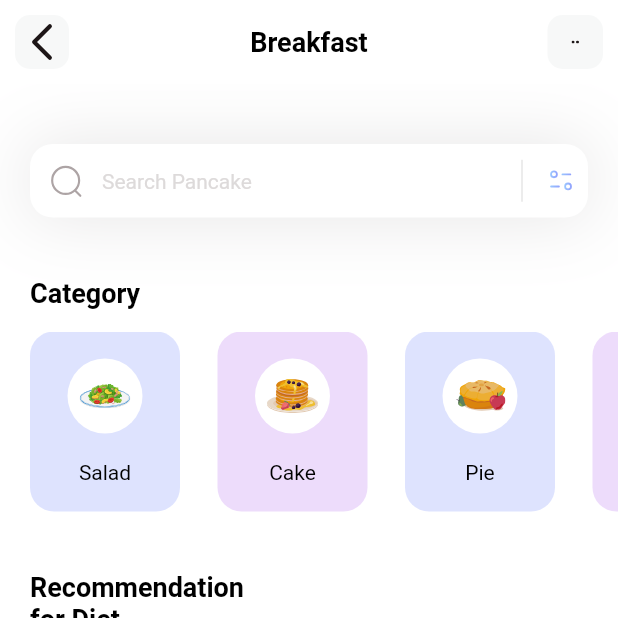
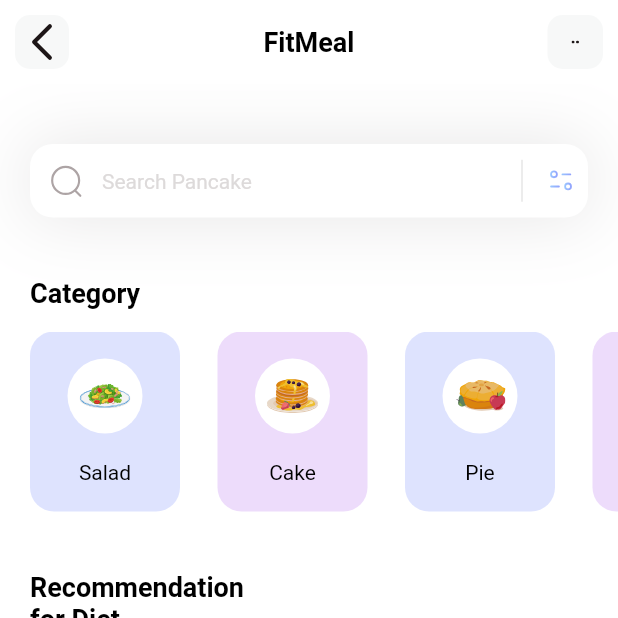
Before and after one commit to LeventeNagyWorks/FitMeal, a Flutter app: the screen it shows after launch, on a phone screen of 412 x 824 dp, the top half of it. Run offline on Flutter 3.47's test engine with Material 2 defaults, Android fonts, the light colour scheme and no system bars; our stand-ins replace flutter_svg; missing offline and left inert: dart:ffi; Roboto replaces fonts that are missing (Poppins).

Commit message:
Update home.dart

```diff
--- a/lib/pages/home.dart
+++ b/lib/pages/home.dart
@@ -47,7 +47,16 @@ class HomePage extends StatelessWidget {
         const SizedBox(
           height: 40,
         ),
-        Column(
+        _popularSection(),
+        const SizedBox(
+          height: 40,
+        ),
+      ]),
+    );
+  }
+
+  Column _popularSection() {
+    return Column(
       crossAxisAlignment: CrossAxisAlignment.start,
       children: [
         const Padding(
@@ -55,9 +64,7 @@ class HomePage extends StatelessWidget {
           child: Text(
             'Popular',
             style: TextStyle(
-                    color: Colors.black,
-                    fontSize: 18,
-                    fontWeight: FontWeight.w600),
+                color: Colors.black, fontSize: 18, fontWeight: FontWeight.w600),
           ),
         ),
         const SizedBox(
@@ -122,8 +129,7 @@ class HomePage extends StatelessWidget {
                   boxShadow: popularDiets[index].boxIsSelected
                       ? [
                           BoxShadow(
-                                  color:
-                                      const Color(0xff1D1617).withOpacity(0.07),
+                              color: const Color(0xff1D1617).withOpacity(0.07),
                               offset: const Offset(0, 10),
                               blurRadius: 40,
                               spreadRadius: 0)
@@ -133,11 +139,6 @@ class HomePage extends StatelessWidget {
           },
         )
       ],
-        ),
-        const SizedBox(
-          height: 40,
-        ),
-      ]),
     );
   }
 
@@ -347,7 +348,7 @@ class HomePage extends StatelessWidget {
   AppBar appBar() {
     return AppBar(
         title: const Text(
-          'Breakfast',
+          'FitMeal',
           style: TextStyle(
               color: Colors.black, fontSize: 18, fontWeight: FontWeight.bold),
         ),
```
Lines whose indentation alone changed are shown as unchanged.
